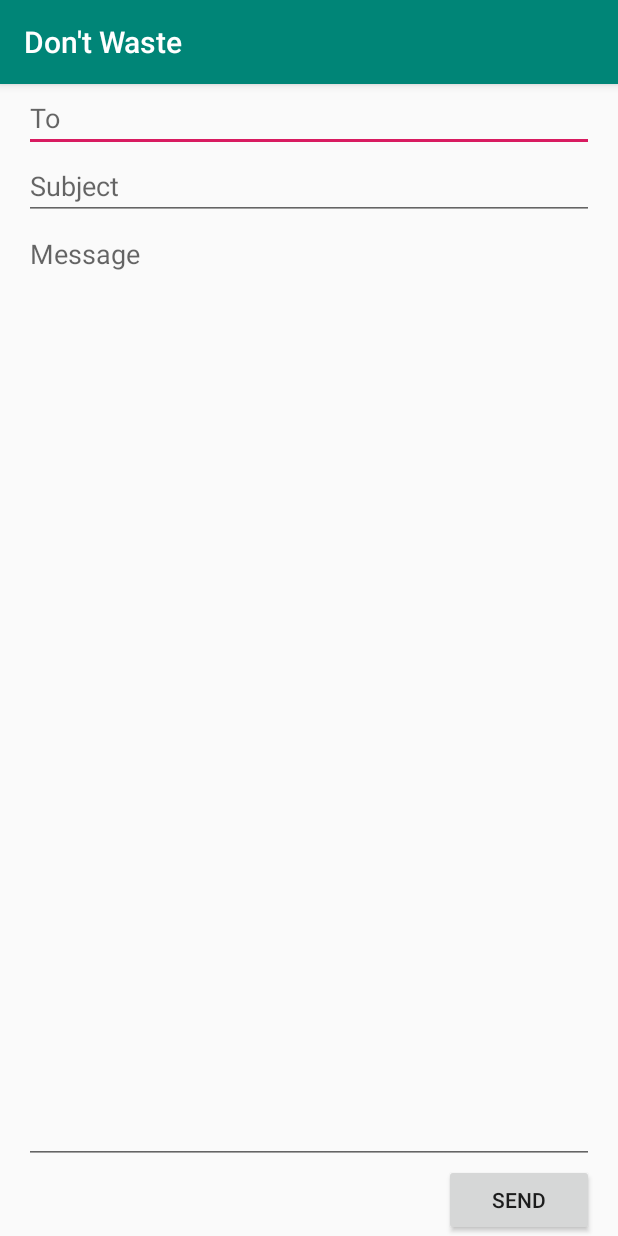
After one commit to Keizaak/DontWaste, an Android app: the ContactFormView screen opened directly, with no data from a screen before it, on a phone screen of 412 x 824 dp. The commit adds this screen. Run offline under Robolectric (Android 15) with nearby library versions, the phone set to English and light mode, and no system bars.

Commit message:
Ajout d'une vue sur un formulaire avec bouton contact

```diff
--- /dev/null
+++ b/app/src/main/java/fr/iutbm/dontwaste/ContactFormView.java
@@ -0,0 +1,13 @@
+package fr.iutbm.dontwaste;
+
+import android.support.v7.app.AppCompatActivity;
+import android.os.Bundle;
+
+public class ContactFormView extends AppCompatActivity {
+
+    @Override
+    protected void onCreate(Bundle savedInstanceState) {
+        super.onCreate(savedInstanceState);
+        setContentView(R.layout.activity_contact_form_view);
+    }
+}
--- a/app/src/main/java/fr/iutbm/dontwaste/DataFragment.java
+++ b/app/src/main/java/fr/iutbm/dontwaste/DataFragment.java
@@ -41,7 +41,6 @@ public class DataFragment extends Fragment {
     private RecyclerView recyclerView;
 
     private SharedPreferences sharedPref;
-    //private TextView tv_loc_enabled_out = null;
 
     private View root = null;
 
--- /dev/null
+++ b/app/src/main/res/layout/activity_contact_form_view.xml
@@ -0,0 +1,35 @@
+<?xml version="1.0" encoding="utf-8"?>
+<LinearLayout xmlns:android="http://schemas.android.com/apk/res/android"
+    android:layout_width="match_parent"
+    android:layout_height="match_parent"
+    android:paddingLeft="16dp"
+    android:paddingRight="16dp"
+    android:orientation="vertical" >
+
+    <EditText
+        android:id="@+id/txtTo"
+        android:layout_width="match_parent"
+        android:layout_height="wrap_content"
+        android:hint="To" />
+
+    <EditText
+        android:id="@+id/txtSubject"
+        android:layout_width="match_parent"
+        android:layout_height="wrap_content"
+        android:hint="Subject" />
+
+    <EditText
+        android:id="@+id/txtMessage"
+        android:layout_width="match_parent"
+        android:layout_height="0dp"
+        android:layout_weight="1"
+        android:gravity="top"
+        android:hint="Message" />
+
+    <Button
+        android:id="@+id/btnOK"
+        android:layout_width="100dp"
+        android:layout_height="wrap_content"
+        android:layout_gravity="end"
+        android:text="Send" />
+</LinearLayout>
--- a/app/src/main/res/layout/app_bar_main.xml
+++ b/app/src/main/res/layout/app_bar_main.xml
@@ -23,7 +23,7 @@
     <include layout="@layout/content_main" />
 
     <android.support.design.widget.FloatingActionButton
-        android:id="@+id/fab"
+        android:id="@+id/contact"
         android:layout_width="wrap_content"
         android:layout_height="wrap_content"
         android:layout_gravity="bottom|end"
```
Also changed, not shown: app/src/main/AndroidManifest.xml (+6 -5 lines), app/src/main/java/fr/iutbm/dontwaste/MainActivity.java (+7 -1 lines), app/src/main/res/layout/fragment_data.xml (+0 -48 lines), app/src/main/res/layout/fragment_meal.xml (+7 -4 lines), app/build.gradle (line endings or trailing spaces).
